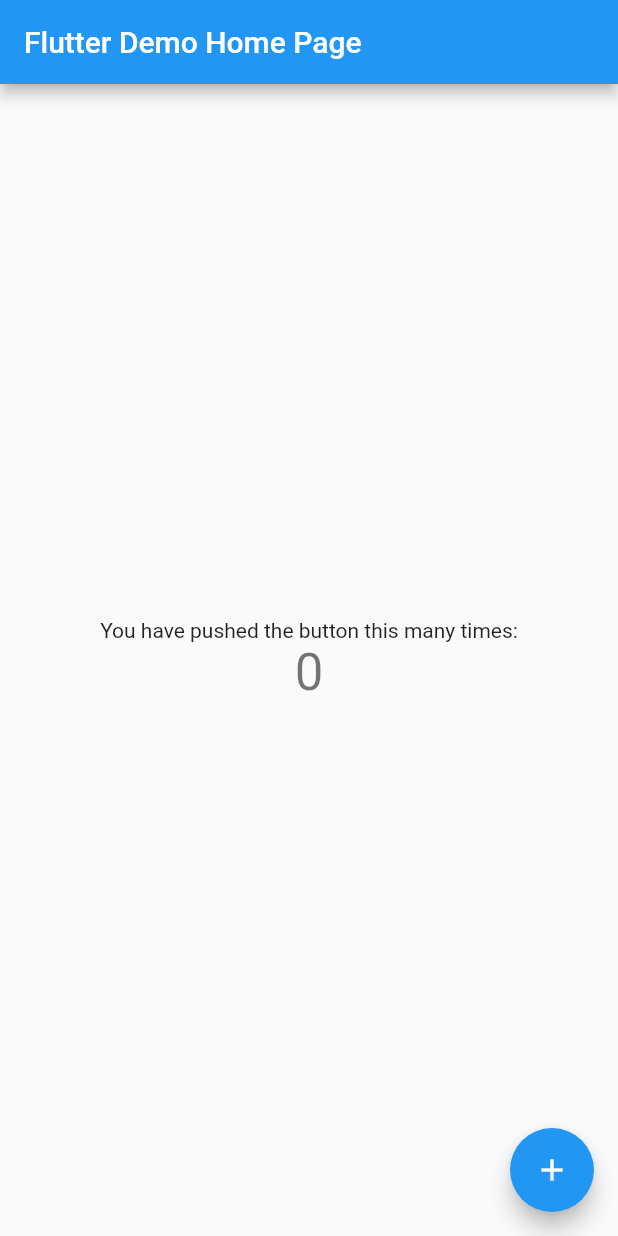
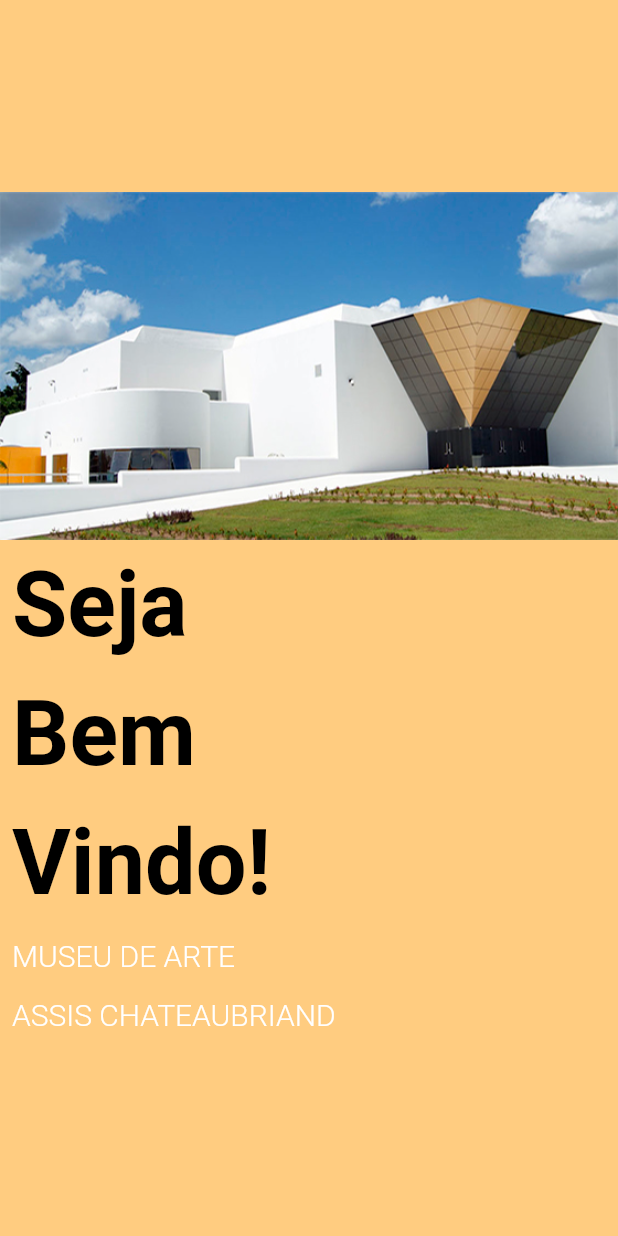
Before and after one commit to joelsantosjunior/T.E.S.I-Mobile-Mobile-MAAC, a Flutter app: the screen it shows after launch, on a phone screen of 412 x 824 dp. Run offline on Flutter 3.47's test engine with Material 2 defaults, Android fonts, the phone set to English and light mode, and no system bars.

Commit message:
Adicionando tela inicial

```diff
--- /dev/null
+++ b/lib/components/my_page_home.dart
@@ -0,0 +1,80 @@
+import 'package:flutter/material.dart';
+import '../constantes/page_home_const.dart';
+
+class MyPageHome extends StatelessWidget {
+  @override
+  Widget build(BuildContext context) {
+    return Scaffold(
+      backgroundColor: Colors.orange[200],
+      body: Column(
+          mainAxisAlignment: MainAxisAlignment.center,
+          crossAxisAlignment: CrossAxisAlignment.start,
+          children: <Widget>[
+            Image.asset(
+              'lib/imagens/Museu-de-Artes-Assis-Chateaubriand.jpg',
+            ),
+            Padding(
+              padding: const EdgeInsets.all(8.0),
+              child: Text(
+                PageHomeConst().SEJA,
+                style: TextStyle(
+                  fontWeight: FontWeight.w700,
+                  decoration: TextDecoration.none,
+                  fontSize: 60,
+                  color: Colors.black
+                )
+              ),
+            ),
+            Padding(
+              padding: const EdgeInsets.all(8.0),
+              child: Text(
+                PageHomeConst().BEM,
+                style: TextStyle(
+                  fontWeight: FontWeight.w700,
+                  decoration: TextDecoration.none,
+                  fontSize: 60,
+                  color: Colors.black
+                )
+              ),
+            ),
+            Padding(
+              padding: const EdgeInsets.all(8.0),
+              child: Text(
+                PageHomeConst().VINDO,
+                style: TextStyle(
+                  fontWeight: FontWeight.w700,
+                  decoration: TextDecoration.none,
+                  fontSize: 60,
+                  color: Colors.black
+                )
+              ),
+            ),
+            Padding(
+              padding: const EdgeInsets.all(8.0),
+              child: Text(
+                PageHomeConst().frase1,
+                style: TextStyle(
+                  fontWeight: FontWeight.w300,
+                  decoration: TextDecoration.none,
+                  fontSize: 20,
+                  color: Colors.white
+                )
+              ),
+            ),
+            Padding(
+              padding: const EdgeInsets.all(8.0),
+              child: Text(
+                PageHomeConst().frase2,
+                style: TextStyle(
+                  fontWeight: FontWeight.w300,
+                  decoration: TextDecoration.none,
+                  fontSize: 20,
+                  color: Colors.white
+                )
+              ),
+            )
+          ],
+        )
+    );
+  }
+}
--- /dev/null
+++ b/lib/constantes/page_home_const.dart
@@ -0,0 +1,7 @@
+class PageHomeConst{
+  final String SEJA = 'Seja';
+  final String BEM = 'Bem';
+  final String VINDO = 'Vindo!';
+  final String frase1 = 'MUSEU DE ARTE';
+  final String frase2 = 'ASSIS CHATEAUBRIAND';
+}
--- a/lib/main.dart
+++ b/lib/main.dart
@@ -1,111 +1,5 @@
 import 'package:flutter/material.dart';
+import 'screens/page_home.dart';
 
-void main() => runApp(MyApp());
 
-class MyApp extends StatelessWidget {
-  // This widget is the root of your application.
-  @override
-  Widget build(BuildContext context) {
-    return MaterialApp(
-      title: 'Flutter Demo',
-      theme: ThemeData(
-        // This is the theme of your application.
-        //
-        // Try running your application with "flutter run". You'll see the
-        // application has a blue toolbar. Then, without quitting the app, try
-        // changing the primarySwatch below to Colors.green and then invoke
-        // "hot reload" (press "r" in the console where you ran "flutter run",
-        // or simply save your changes to "hot reload" in a Flutter IDE).
-        // Notice that the counter didn't reset back to zero; the application
-        // is not restarted.
-        primarySwatch: Colors.blue,
-      ),
-      home: MyHomePage(title: 'Flutter Demo Home Page'),
-    );
-  }
-}
-
-class MyHomePage extends StatefulWidget {
-  MyHomePage({Key key, this.title}) : super(key: key);
-
-  // This widget is the home page of your application. It is stateful, meaning
-  // that it has a State object (defined below) that contains fields that affect
-  // how it looks.
-
-  // This class is the configuration for the state. It holds the values (in this
-  // case the title) provided by the parent (in this case the App widget) and
-  // used by the build method of the State. Fields in a Widget subclass are
-  // always marked "final".
-
-  final String title;
-
-  @override
-  _MyHomePageState createState() => _MyHomePageState();
-}
-
-class _MyHomePageState extends State<MyHomePage> {
-  int _counter = 0;
-
-  void _incrementCounter() {
-    setState(() {
-      // This call to setState tells the Flutter framework that something has
-      // changed in this State, which causes it to rerun the build method below
-      // so that the display can reflect the updated values. If we changed
-      // _counter without calling setState(), then the build method would not be
-      // called again, and so nothing would appear to happen.
-      _counter++;
-    });
-  }
-
-  @override
-  Widget build(BuildContext context) {
-    // This method is rerun every time setState is called, for instance as done
-    // by the _incrementCounter method above.
-    //
-    // The Flutter framework has been optimized to make rerunning build methods
-    // fast, so that you can just rebuild anything that needs updating rather
-    // than having to individually change instances of widgets.
-    return Scaffold(
-      appBar: AppBar(
-        // Here we take the value from the MyHomePage object that was created by
-        // the App.build method, and use it to set our appbar title.
-        title: Text(widget.title),
-      ),
-      body: Center(
-        // Center is a layout widget. It takes a single child and positions it
-        // in the middle of the parent.
-        child: Column(
-          // Column is also a layout widget. It takes a list of children and
-          // arranges them vertically. By default, it sizes itself to fit its
-          // children horizontally, and tries to be as tall as its parent.
-          //
-          // Invoke "debug painting" (press "p" in the console, choose the
-          // "Toggle Debug Paint" action from the Flutter Inspector in Android
-          // Studio, or the "Toggle Debug Paint" command in Visual Studio Code)
-          // to see the wireframe for each widget.
-          //
-          // Column has various properties to control how it sizes itself and
-          // how it positions its children. Here we use mainAxisAlignment to
-          // center the children vertically; the main axis here is the vertical
-          // axis because Columns are vertical (the cross axis would be
-          // horizontal).
-          mainAxisAlignment: MainAxisAlignment.center,
-          children: <Widget>[
-            Text(
-              'You have pushed the button this many times:',
-            ),
-            Text(
-              '$_counter',
-              style: Theme.of(context).textTheme.display1,
-            ),
-          ],
-        ),
-      ),
-      floatingActionButton: FloatingActionButton(
-        onPressed: _incrementCounter,
-        tooltip: 'Increment',
-        child: Icon(Icons.add),
-      ), // This trailing comma makes auto-formatting nicer for build methods.
-    );
-  }
-}
+void main() => runApp(PageHome());
--- /dev/null
+++ b/lib/screens/page_home.dart
@@ -0,0 +1,13 @@
+import 'package:flutter/material.dart';
+import 'package:maac_app/components/my_page_home.dart';
+
+class PageHome extends StatelessWidget {
+  @override
+  Widget build(BuildContext context) {
+    return MaterialApp(
+      title: 'MAAC',
+      debugShowCheckedModeBanner: false,
+      home: MyPageHome(),
+    );
+  }
+}
--- a/pubspec.yaml
+++ b/pubspec.yaml
@@ -20,6 +20,7 @@ dependencies:
   flutter:
     sdk: flutter
 
+
   # The following adds the Cupertino Icons font to your application.
   # Use with the CupertinoIcons class for iOS style icons.
   cupertino_icons: ^0.1.2
@@ -39,6 +40,10 @@ flutter:
   # included with your application, so that you can use the icons in
   # the material Icons class.
   uses-material-design: true
+
+  assets:
+    - lib/imagens/Museu-de-Artes-Assis-Chateaubriand.jpg
+
 
   # To add assets to your application, add an assets section, like this:
   # assets:
```
Also changed, not shown: lib/imagens/Museu-de-Artes-Assis-Chateaubriand.jpg (added), 1 other file.
